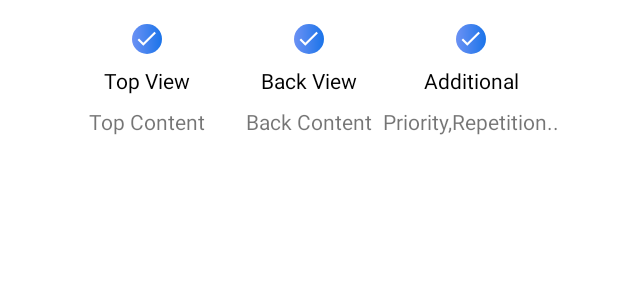
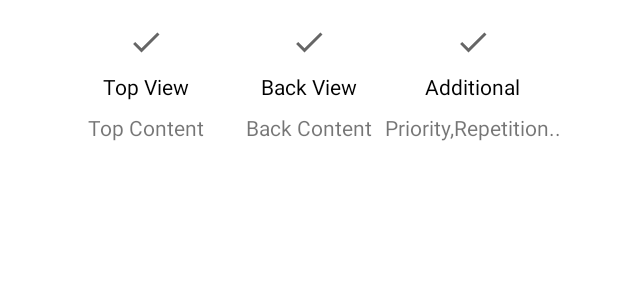
Before and after one commit to RaghavAwasthi/QuickReviser, an Android app: the layout header_view.xml on its own in the app's theme, with its tools: preview values and no code run, on a phone screen of 412 x 824 dp. Shown: the top 300 px of the screen. Run offline under Robolectric (Android 15) with nearby library versions, the phone set to English and light mode, and no system bars.

Commit message:
Submit button Implemented

```diff
--- a/app/src/main/res/drawable/ic_done.xml
+++ b/app/src/main/res/drawable/ic_done.xml
@@ -1,28 +1,10 @@
 <vector xmlns:android="http://schemas.android.com/apk/res/android"
-    xmlns:aapt="http://schemas.android.com/aapt"
-    android:width="20dp"
-    android:height="20dp"
-    android:viewportWidth="20"
-    android:viewportHeight="20">
+    android:width="24dp"
+    android:height="24dp"
+    android:viewportWidth="24"
+    android:viewportHeight="24"
+    android:tint="?attr/colorControlNormal">
   <path
-      android:pathData="M10,0L10,0A10,10 0,0 1,20 10L20,10A10,10 0,0 1,10 20L10,20A10,10 0,0 1,0 10L0,10A10,10 0,0 1,10 0z">
-    <aapt:attr name="android:fillColor">
-      <gradient
-          android:startY="10"
-          android:startX="20"
-          android:endY="10"
-          android:endX="0"
-          android:type="linear">
-        <item android:offset="0" android:color="#FF1A73E9"/>
-        <item android:offset="1" android:color="#FF6C92F4"/>
-      </gradient>
-    </aapt:attr>
-  </path>
-  <group>
-    <clip-path
-        android:pathData="M15.95,6.087L7.55,14.487L3.6999,10.637L4.687,9.65L7.55,12.506L14.963,5.1L15.95,6.087Z"/>
-    <path
-        android:pathData="M3,3h14v14h-14z"
-        android:fillColor="#ffffff"/>
-  </group>
+      android:fillColor="@android:color/white"
+      android:pathData="M9,16.2L4.8,12l-1.4,1.4L9,19 21,7l-1.4,-1.4L9,16.2z"/>
 </vector>
--- a/app/src/main/res/layout/frag_reviseview.xml
+++ b/app/src/main/res/layout/frag_reviseview.xml
@@ -5,14 +5,14 @@
     android:layout_marginLeft="40dp"
     android:layout_marginTop="20dp"
     android:layout_marginRight="40dp"
-    android:background="@drawable/card_bg"
+
     android:orientation="vertical">
 
     <TextView
         android:id="@+id/cardtop"
         android:layout_width="match_parent"
         android:layout_height="wrap_content"
-        android:background="@android:color/transparent"
+        android:background="@drawable/card_bg"
         android:fontFamily="@font/roboto_medium"
         android:gravity="top"
         android:minHeight="150dp"
@@ -27,7 +27,7 @@
         android:id="@+id/cardback"
         android:layout_width="match_parent"
         android:layout_height="wrap_content"
-        android:background="@android:color/transparent"
+        android:background="@drawable/card_bg"
         android:fontFamily="@font/roboto_medium"
         android:gravity="top"
         android:minHeight="150dp"
@@ -38,4 +38,15 @@
         android:textColorHint="#000000"
         android:textSize="17sp" />
 
+
+    <com.google.android.material.button.MaterialButton
+        android:id="@+id/markasdone"
+        android:layout_width="wrap_content"
+        android:layout_height="wrap_content"
+        android:layout_gravity="center_horizontal"
+        android:layout_marginTop="16dp"
+        android:drawableLeft="@drawable/ic_done"
+        android:drawableTint="#FFFFFF"
+        android:text="Mark as Done" />
+
 </androidx.appcompat.widget.LinearLayoutCompat>
```
